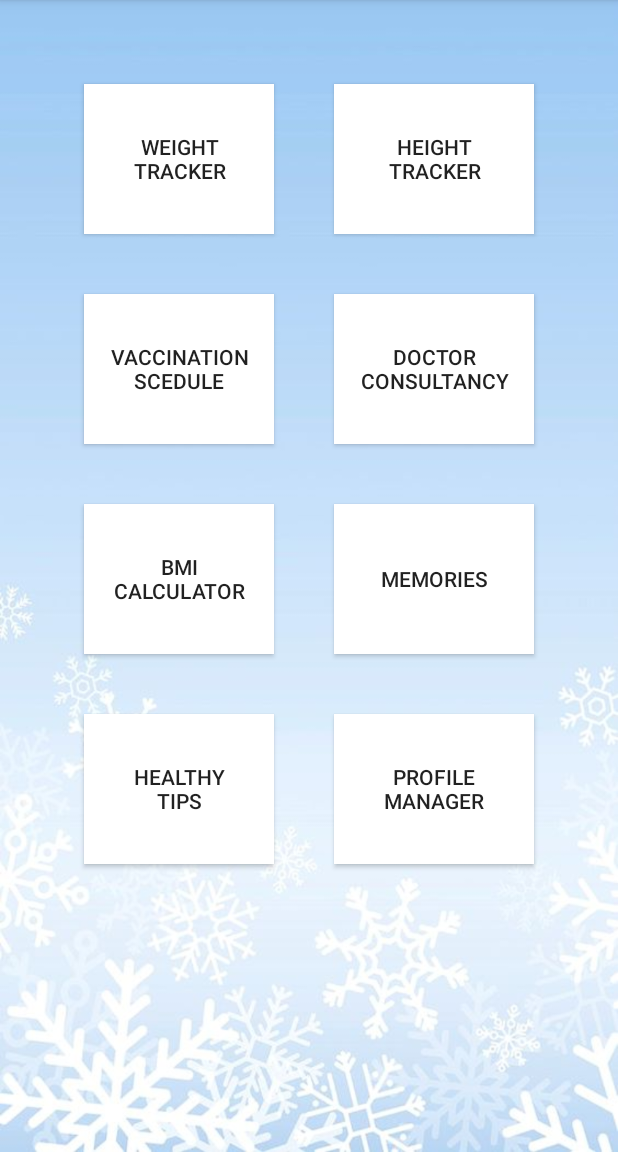
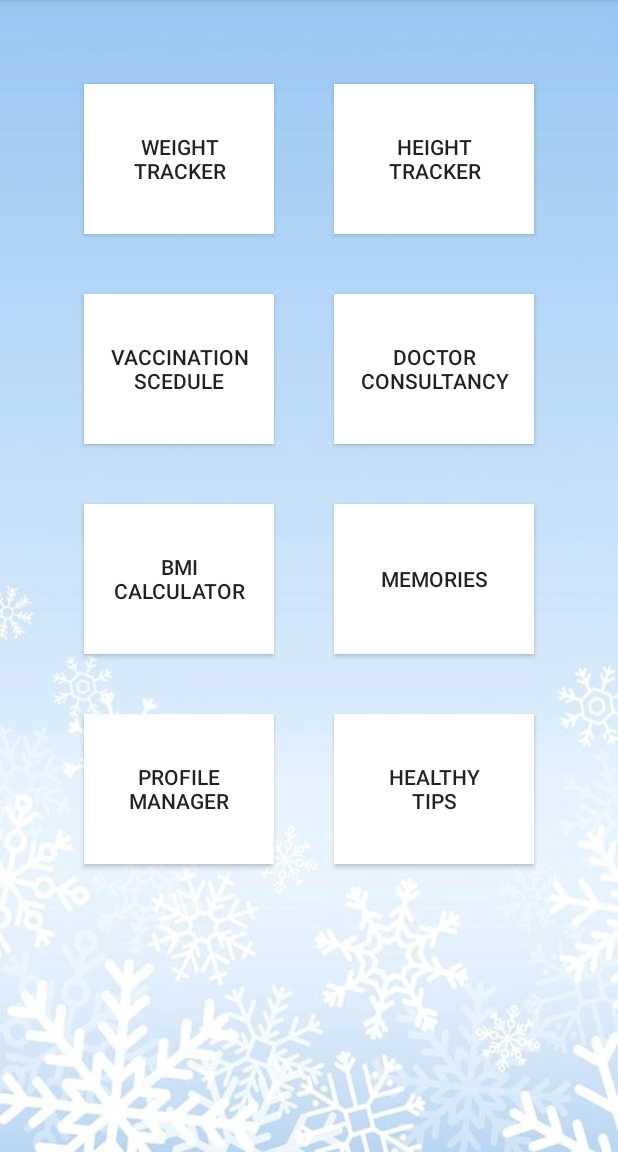
Before and after one commit to AnnalingamGowsigan/BabyCare, an Android app: the MainActivity screen opened directly, with no data from a screen before it, on a phone screen of 412 x 824 dp, the part 84-1236 px from its top. Run offline under Robolectric (Android 15) with nearby library versions, the phone set to English and light mode, and no system bars.

Commit message:
new-branch-commited

```diff
--- a/app/src/main/AndroidManifest.xml
+++ b/app/src/main/AndroidManifest.xml
@@ -11,6 +11,9 @@
         android:roundIcon="@mipmap/ic_launcher_round"
         android:supportsRtl="true"
         android:theme="@style/Theme.Babycareco225">
+        <activity
+            android:name=".HealthyTips"
+            android:exported="false" />
         <activity
             android:name=".BMIActivity"
             android:exported="false"
--- a/app/src/main/java/com/example/babycareco225/LoginActivity.java
+++ b/app/src/main/java/com/example/babycareco225/LoginActivity.java
@@ -114,6 +114,7 @@ checkCredential();
 
 
                     } else {
+
                         Toast.makeText(LoginActivity.this, task.getException().toString(), Toast.LENGTH_SHORT).show();
 
                     }
--- a/app/src/main/java/com/example/babycareco225/MainActivity.java
+++ b/app/src/main/java/com/example/babycareco225/MainActivity.java
@@ -16,6 +16,7 @@ public class MainActivity extends AppCompatActivity {
     Button btnGraph;
     Button btnprofileManager;
     Button btnBMI;
+    Button btnHealthytips;
 
 
 
@@ -25,8 +26,9 @@ public class MainActivity extends AppCompatActivity {
         super.onCreate(savedInstanceState);
         setContentView(R.layout.activity_main);
 
-        btnprofileManager=findViewById(R.id.btnprofileManagement);
+        btnprofileManager=findViewById(R.id.btnProfilemanager);
 btnBMI=findViewById(R.id.btnBMI);
+btnHealthytips=findViewById(R.id.btnHealthTiips);
 
 
 
@@ -58,6 +60,13 @@ btnBMI=findViewById(R.id.btnBMI);
             }
 
         });
+        btnHealthytips.setOnClickListener(new View.OnClickListener() {
+            public void onClick(View view) {
+                Intent myIntent = new Intent(view.getContext(), HealthyTips.class);
+                startActivityForResult(myIntent, 0);
+            }
+
+        });
 
 
     }
--- a/app/src/main/res/layout/activity_main.xml
+++ b/app/src/main/res/layout/activity_main.xml
@@ -24,7 +24,7 @@
             android:rowCount="4">
 
             <Button
-                android:id="@+id/btnmemories"
+                android:id="@+id/btnHeight"
                 android:layout_height="100sp"
                 android:layout_columnWeight="1"
                 android:layout_gravity="fill"
@@ -103,6 +103,18 @@
 
 
             <Button
+                android:id="@+id/btnProfilemanager"
+                android:layout_height="100sp"
+                android:layout_columnWeight="1"
+                android:layout_gravity="fill"
+                android:layout_margin="20sp"
+                android:background="@color/design_default_color_surface"
+                android:text="profile\nManager">
+
+
+            </Button>
+
+            <Button
                 android:id="@+id/btnHealthTiips"
                 android:layout_height="100sp"
                 android:layout_columnWeight="1"
@@ -110,18 +122,6 @@
                 android:layout_margin="20sp"
                 android:background="@color/design_default_color_surface"
                 android:text="Healthy\nTips">
-
-
-            </Button>
-
-            <Button
-                android:id="@+id/btnprofileManagement"
-                android:layout_height="100sp"
-                android:layout_columnWeight="1"
-                android:layout_gravity="fill"
-                android:layout_margin="20sp"
-                android:background="@color/design_default_color_surface"
-                android:text="Profile\nManager">
 
 
             </Button>
```
Also changed, not shown: app/src/main/java/com/example/babycareco225/HealthyTips.java (added, +14 -0 lines), app/src/main/res/layout/activity_healthy_tips.xml (added, +9 -0 lines), 2 other files.
